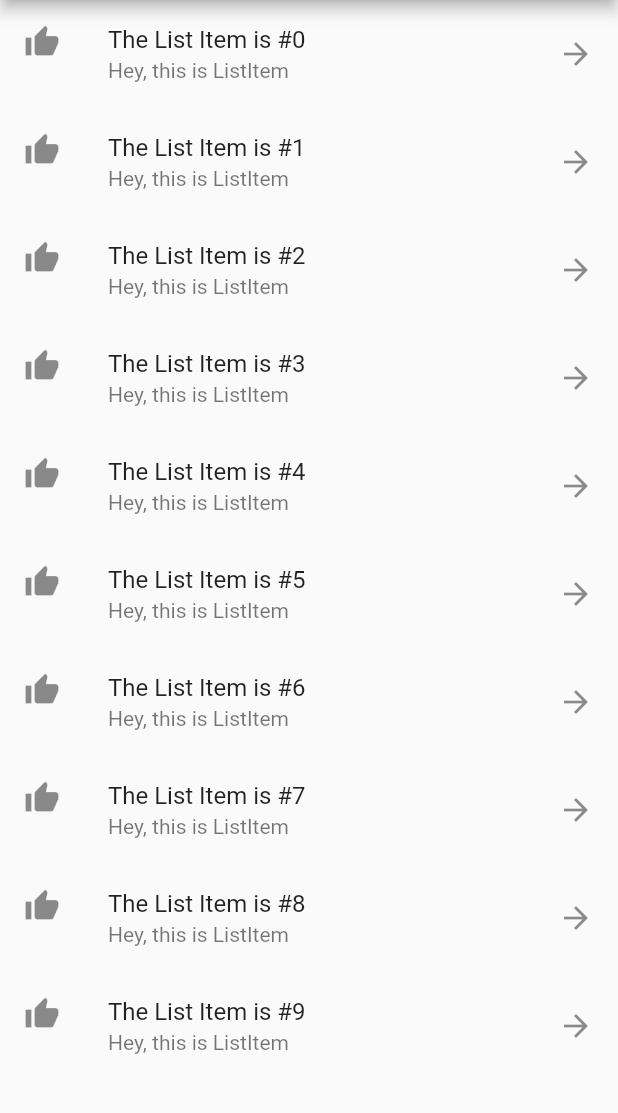
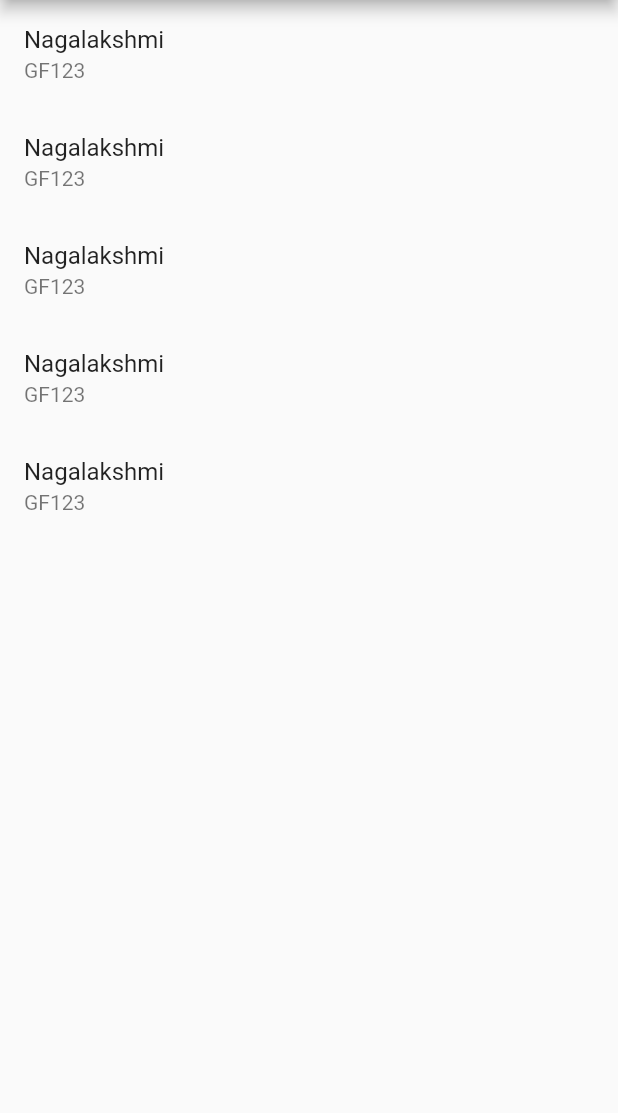
Before and after one commit to nagalakshmi-palyam/Flluter_sample_apps, a Flutter app: the screen it shows after launch, on a phone screen of 412 x 824 dp, the part 84-1197 px from its top. Run offline on Flutter 3.47's test engine with Material 2 defaults, Android fonts, the light colour scheme and no system bars.

Commit message:
Static binding of list

```diff
--- a/flutter_listview/lib/app_screens/home.dart
+++ b/flutter_listview/lib/app_screens/home.dart
@@ -1,7 +1,11 @@
 import 'package:flutter/material.dart';
 import 'package:flutter_listview/details.dart';
+import 'package:flutter_listview/models/numbers_model.dart';
+
+
 
 class Home extends StatelessWidget{
+
 
   @override
   Widget build(BuildContext context) => Scaffold(
@@ -11,22 +15,36 @@ class Home extends StatelessWidget{
      body: _buildListView(context),
    );
 
+
+
+
   //Method to Build ListView
-  ListView _buildListView(BuildContext context) => ListView.builder(
-        itemCount: 10,
-        itemBuilder: (_,index){
-         return ListTile(
-           title: Text("The List Item is #$index"),
-           subtitle: Text("Hey, this is ListItem"),
-           leading: Icon(Icons.thumb_up),
-           trailing: Icon(Icons.arrow_forward),
-           onTap: (){
-             Navigator.push(context,
-                 MaterialPageRoute(builder: (context)=>
-                   DetailPage(index))
-             );
-           },
-         ) ;
+  ListView _buildListView(BuildContext context) {
+    List<numbers_model> list =  [];
+    list.add(new numbers_model(1, "Nagalakshmi", "GF123"));
+    list.add(new numbers_model(1, "Nagalakshmi", "GF123"));
+    list.add(new numbers_model(1, "Nagalakshmi", "GF123"));
+    list.add(new numbers_model(1, "Nagalakshmi", "GF123"));
+    list.add(new numbers_model(1, "Nagalakshmi", "GF123"));
+    return ListView.builder(
+        itemCount: list.length,
+        itemBuilder: (context, index) {
+          var listname = list[index];
+          return ListTile(
+            title: Text(listname.name),
+            subtitle: Text(listname.rollNumber),
+            onTap: () {
+              Navigator.push(context,
+                  MaterialPageRoute(builder: (context) =>
+                      DetailPage(index))
+              );
+            },
+          );
         }
     );
+  }
+
+
+
+
 }
--- a/flutter_listview/lib/main.dart
+++ b/flutter_listview/lib/main.dart
@@ -1,5 +1,7 @@
 import 'package:flutter/material.dart';
 import 'package:flutter_listview/app_screens/home.dart';
+
+import 'models/numbers_model.dart';
 
 void main() => runApp(
   MaterialApp(
--- /dev/null
+++ b/flutter_listview/lib/models/numbers_model.dart
@@ -0,0 +1,9 @@
+
+class numbers_model{
+  int number;
+  String name;
+  String rollNumber;
+
+  numbers_model(this.number, this.name, this.rollNumber);
+
+}
```
